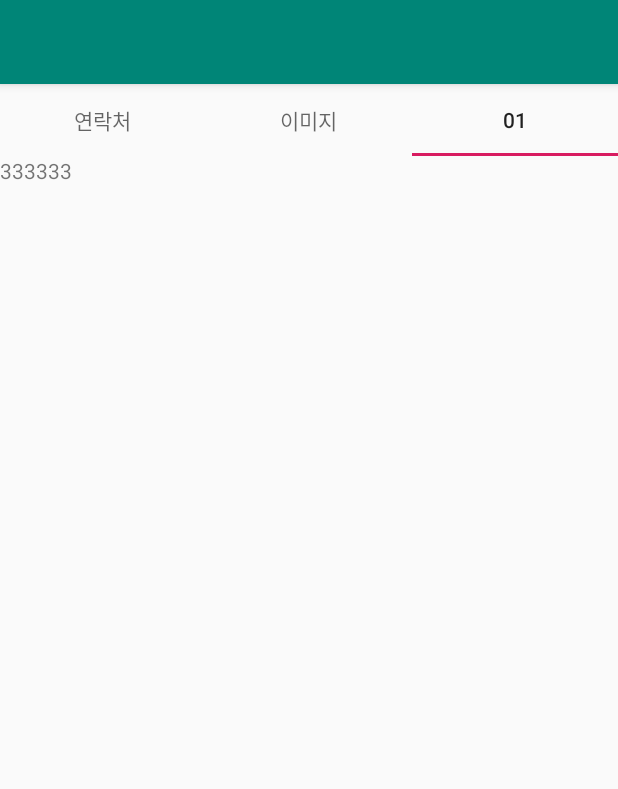
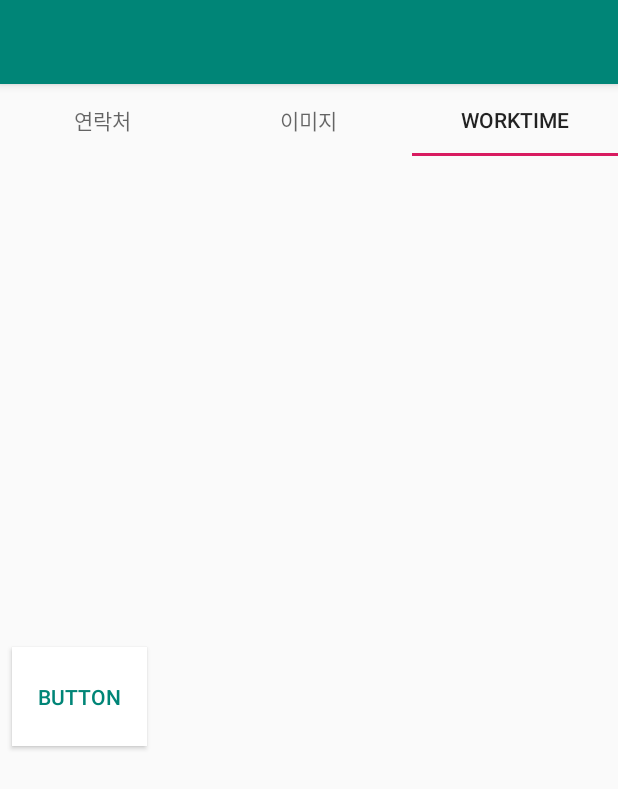
Before and after one commit to parkchaelin/Project1, an Android app: the screen it shows after launch (MainActivity), tab 3 chosen, on a phone screen of 412 x 824 dp. Shown: the top 789 px of the screen. Run offline under Robolectric (Android 15) with nearby library versions, the phone set to English and light mode, and no system bars.

Commit message:
date list generated by button onclick

```diff
--- a/app/src/main/java/com/example/project1/Activities/MainActivity.java
+++ b/app/src/main/java/com/example/project1/Activities/MainActivity.java
@@ -3,25 +3,30 @@ package com.example.project1.Activities;
 import androidx.appcompat.app.AppCompatActivity;
 import androidx.viewpager.widget.ViewPager;
 
+import android.graphics.Color;
 import android.os.Bundle;
+import android.view.View;
+import android.widget.Button;
 
 import com.example.project1.Adapters.SectionPageAdapter;
-import com.example.project1.Fragments.BlankFragment;
+import com.example.project1.Classes.myTime;
+import com.example.project1.Fragments.WorkTimeFragment;
 import com.example.project1.Fragments.ImageFragment;
 import com.example.project1.Fragments.TelFragment;
 import com.example.project1.R;
 import com.google.android.material.tabs.TabLayout;
 
+import java.util.ArrayList;
+
 public class MainActivity extends AppCompatActivity {
-
     private ViewPager mViewPager;
     SectionPageAdapter adapter = new SectionPageAdapter(getSupportFragmentManager());
+    Button Btn;
 
     @Override
     protected void onCreate(Bundle savedInstanceState) {
         super.onCreate(savedInstanceState);
         setContentView(R.layout.activity_main);
-
         mViewPager = (ViewPager) findViewById(R.id.pager_content);
         setupViewPager(mViewPager);
 
@@ -29,12 +34,14 @@ public class MainActivity extends AppCompatActivity {
         TabLayout tabLayout = (TabLayout) findViewById(R.id.layout_tab);
         tabLayout.setupWithViewPager(mViewPager);
 
+
+
     }
 
     public void setupViewPager(ViewPager viewPager) {
         adapter.addFragment(new TelFragment(), "연락처");
         adapter.addFragment(new ImageFragment(), "이미지");
-        adapter.addFragment(new BlankFragment(), "01");
+        adapter.addFragment(new WorkTimeFragment(), "WorkTime");
         viewPager.setAdapter(adapter);
     }
 }
--- /dev/null
+++ b/app/src/main/java/com/example/project1/Activities/WorkTimeActivity.java
@@ -0,0 +1,4 @@
+package com.example.project1.Activities;
+
+public class WorkTimeActivity {
+}
--- a/app/src/main/java/com/example/project1/Fragments/BlankFragment.java
+++ /dev/null
@@ -1,26 +0,0 @@
-package com.example.project1.Fragments;
-
-import android.os.Bundle;
-import android.view.LayoutInflater;
-import android.view.View;
-import android.view.ViewGroup;
-
-import androidx.fragment.app.Fragment;
-import androidx.viewpager.widget.ViewPager;
-
-import com.example.project1.R;
-
-public class BlankFragment extends Fragment {
-    ViewPager viewPager;
-
-    public BlankFragment(){
-
-    }
-    @Override
-    public View onCreateView(LayoutInflater inflater, ViewGroup container, Bundle savedInstanceState){
-        View view = inflater.inflate(R.layout.fragment_blank, container, false);
-        return view;
-
-    }
-
-}
--- a/app/src/main/res/layout/fragment_blank.xml
+++ /dev/null
@@ -1,13 +0,0 @@
-<?xml version="1.0" encoding="utf-8"?>
-<FrameLayout xmlns:android="http://schemas.android.com/apk/res/android"
-    xmlns:tools="http://schemas.android.com/tools"
-    android:layout_width="match_parent"
-    android:layout_height="match_parent"
-    tools:context=".Fragments.BlankFragment">
-
-    <TextView
-        android:layout_width="match_parent"
-        android:layout_height="match_parent"
-        android:text="333333" />
-
-</FrameLayout>
--- /dev/null
+++ b/app/src/main/res/layout/fragment_work_time.xml
@@ -0,0 +1,45 @@
+<?xml version="1.0" encoding="utf-8"?>
+<LinearLayout xmlns:android="http://schemas.android.com/apk/res/android"
+    xmlns:app="http://schemas.android.com/apk/res-auto"
+    xmlns:tools="http://schemas.android.com/tools"
+    android:layout_width="match_parent"
+    android:layout_height="match_parent"
+    tools:context=".Fragments.WorkTimeFragment">
+
+    <androidx.constraintlayout.widget.ConstraintLayout
+        android:layout_width="106dp"
+        android:layout_height="match_parent"
+        app:layout_constraintBottom_toBottomOf="parent"
+        app:layout_constraintHorizontal_bias="0.5"
+        app:layout_constraintTop_toTopOf="parent">
+
+        <Button
+            android:id="@+id/Button1"
+            android:layout_width="90dp"
+            android:layout_height="66dp"
+            android:text="Button"
+            android:textColor="@color/colorPrimary"
+            app:layout_constraintBottom_toBottomOf="parent"
+            app:layout_constraintEnd_toEndOf="parent"
+            app:layout_constraintStart_toStartOf="parent"
+            app:layout_constraintTop_toTopOf="parent"
+            tools:ignore="MissingConstraints" />
+
+    </androidx.constraintlayout.widget.ConstraintLayout>
+
+    <ListView
+        android:layout_width="match_parent"
+        android:layout_height="match_parent"
+        android:id="@+id/workTimeView"/>
+    <TextView
+        android:id="@+id/starttime"
+        android:layout_width="match_parent"
+        android:layout_height="wrap_content"
+        android:text="TextView" />
+    <TextView
+        android:id="@+id/endtime"
+        android:layout_width="match_parent"
+        android:layout_height="wrap_content"
+        android:text="TextView" />
+
+</LinearLayout>
```
Also changed, not shown: app/src/main/AndroidManifest.xml (+5 -2 lines), app/src/main/java/com/example/project1/Adapters/WorkTimeAdapter.java (added, +58 -0 lines), app/src/main/java/com/example/project1/Classes/myTime.java (added, +35 -0 lines), app/src/main/java/com/example/project1/Fragments/WorkTimeFragment.java (added, +80 -0 lines), app/src/main/res/layout/time_item.xml (added, +17 -0 lines).
